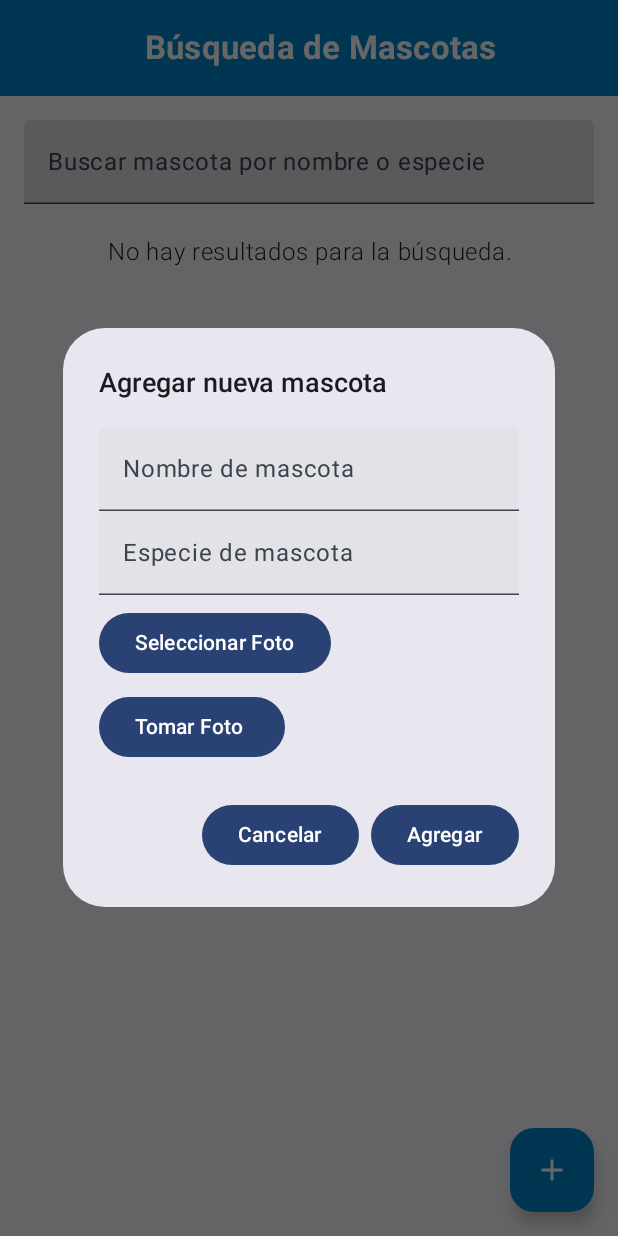
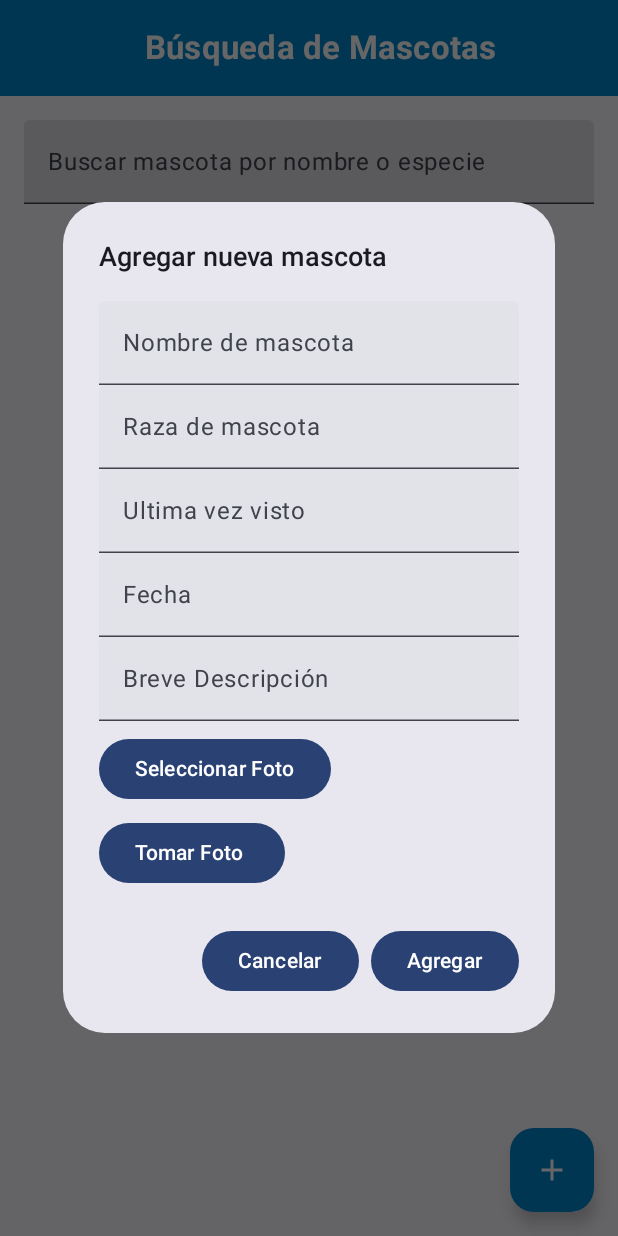
Before and after one commit to DanielOrtiz04/ProyectoFinalPrograKotlin, an Android app built with Jetpack Compose: the ActivityAccesorios screen opened directly, with no data from a screen before it, after a tap on "Agregar nueva mascota", on a phone screen of 412 x 824 dp. Run offline under Robolectric (Android 15) with nearby library versions, the phone set to English and light mode, and no system bars; our stand-ins replace Firebase (no records; nobody signed in at launch, a user with empty details on screens opened directly); pictures from the network do not load.

Commit message:
Cambios en el ViewAccesorios.kt

```diff
--- a/app/src/main/java/com/example/tiendamascotas/view/ViewAccesorios.kt
+++ b/app/src/main/java/com/example/tiendamascotas/view/ViewAccesorios.kt
@@ -39,7 +39,9 @@ data class Pet(
     val age: Int = 0,
     val description: String = "",
     val adopted: Boolean = false,
-    val photoUrl: String = ""
+    val photoUrl: String = "",
+    val location: String = "",
+    val adoptionDate: String = ""
 )
 
 @OptIn(ExperimentalMaterial3Api::class)
@@ -51,6 +53,9 @@ fun ViewAccesorios() {
     var mostrarDialogo by remember { mutableStateOf(false) }
     var nuevoNombreMascota by remember { mutableStateOf("") }
     var nuevoEspecieMascota by remember { mutableStateOf("") }
+    var nuevoLugarMascota by remember { mutableStateOf("") }
+    var nuevaFechaMascota by remember { mutableStateOf("") }
+    var nuevaDescripcionMascota by remember { mutableStateOf("") }
     var selectedImageUri by remember { mutableStateOf<Uri?>(null) }
     var capturedImageBitmap by remember { mutableStateOf<Bitmap?>(null) }
 
@@ -81,7 +86,23 @@ fun ViewAccesorios() {
                     TextField(
                         value = nuevoEspecieMascota,
                         onValueChange = { nuevoEspecieMascota = it },
-                        label = { Text("Especie de mascota") }
+                        label = { Text("Raza de mascota") }
+                    )
+                    TextField(
+                        value = nuevoLugarMascota,
+                        onValueChange = { nuevoLugarMascota = it },
+                        label = { Text("Ultima vez visto") }
+                    )
+                    TextField(
+                        value = nuevaFechaMascota,
+                        onValueChange = { nuevaFechaMascota = it },
+                        label = { Text("Fecha") }
+                    )
+                    TextField(
+                        value = nuevaDescripcionMascota,
+                        onValueChange = { nuevaDescripcionMascota = it },
+                        label = { Text("Breve Descripción") },
+                        maxLines = 3
                     )
                     Spacer(modifier = Modifier.height(8.dp))
                     Button(onClick = { galleryLauncher.launch("image/*") }) {
@@ -96,7 +117,13 @@ fun ViewAccesorios() {
             confirmButton = {
                 Button(onClick = {
                     if (nuevoNombreMascota.isNotEmpty() && nuevoEspecieMascota.isNotEmpty()) {
-                        val newPet = Pet(name = nuevoNombreMascota, species = nuevoEspecieMascota)
+                        val newPet = Pet(
+                            name = nuevoNombreMascota,
+                            species = nuevoEspecieMascota,
+                            description = nuevaDescripcionMascota,
+                            location = nuevoLugarMascota,
+                            adoptionDate = nuevaFechaMascota
+                        )
                         if (selectedImageUri != null) {
                             addPet(newPet, selectedImageUri = selectedImageUri)
                         } else if (capturedImageBitmap != null) {
@@ -104,6 +131,9 @@ fun ViewAccesorios() {
                         }
                         nuevoNombreMascota = ""
                         nuevoEspecieMascota = ""
+                        nuevoLugarMascota = ""
+                        nuevaFechaMascota = ""
+                        nuevaDescripcionMascota = ""
                         selectedImageUri = null
                         capturedImageBitmap = null
                         mostrarDialogo = false
@@ -186,12 +216,33 @@ fun ViewAccesorios() {
                                 )
                             }
                             Spacer(modifier = Modifier.width(8.dp))
+
+                            Column(modifier = Modifier.weight(1f)) {
                                 Text(
-                                text = "${mascota.name} - ${mascota.species}",
+                                    text = "Nombre: ${mascota.name}",
                                     fontSize = 18.sp,
-                                fontWeight = FontWeight.Bold,
-                                modifier = Modifier.weight(1f)
+                                    fontWeight = FontWeight.Bold
                                 )
+                                Text(
+                                    text = "Especie: ${mascota.species}",
+                                    fontSize = 16.sp,
+                                    fontWeight = FontWeight.Medium
+                                )
+                                Text(
+                                    text = "Ultima vez visto: ${mascota.location}",
+                                    fontSize = 14.sp
+                                )
+                                Text(
+                                    text = "Fecha: ${mascota.adoptionDate}",
+                                    fontSize = 14.sp
+                                )
+                                Text(
+                                    text = "Descripción: ${mascota.description}",
+                                    fontSize = 14.sp,
+                                    maxLines = 3
+                                )
+                            }
+
                             IconButton(onClick = { deletePet(mascota.id) }) {
                                 Icon(
                                     imageVector = Icons.Default.Close,
@@ -231,61 +282,49 @@ fun fetchPets(onPetsFetched: (List<Pet>) -> Unit) {
             onPetsFetched(pets)
         }
 
-        override fun onCancelled(error: DatabaseError) {
-            println("Error fetching pets: ${error.message}")
-        }
+        override fun onCancelled(error: DatabaseError) {}
     })
-}
-
-fun deletePet(petId: String) {
-    val database = FirebaseDatabase.getInstance()
-    val petRef = database.getReference("pets").child(petId)
-    petRef.removeValue().addOnSuccessListener {
-        println("Mascota eliminada exitosamente")
-    }.addOnFailureListener {
-        println("Error al eliminar la mascota: ${it.message}")
-    }
 }
 
 fun addPet(pet: Pet, selectedImageUri: Uri? = null, capturedBitmap: Bitmap? = null) {
     val database = FirebaseDatabase.getInstance()
     val petsRef = database.getReference("pets")
+    val petId = petsRef.push().key ?: return
 
     if (selectedImageUri != null) {
-        val storageRef = FirebaseStorage.getInstance().getReference("pet_images/${UUID.randomUUID()}")
-        storageRef.putFile(selectedImageUri)
-            .addOnSuccessListener {
+        val storage = FirebaseStorage.getInstance()
+        val storageRef = storage.reference.child("fotos_mascotas/${UUID.randomUUID()}.jpg")
+        storageRef.putFile(selectedImageUri).addOnSuccessListener {
             storageRef.downloadUrl.addOnSuccessListener { uri ->
-                    val petWithPhoto = pet.copy(photoUrl = uri.toString())
-                    petsRef.push().setValue(petWithPhoto)
+                petsRef.child(petId).setValue(pet.copy(id = petId, photoUrl = uri.toString()))
             }
         }
-            .addOnFailureListener {
-                println("Error uploading image from gallery: ${it.message}")
-            }
     } else if (capturedBitmap != null) {
-        val storageRef = FirebaseStorage.getInstance().getReference("pet_images/${UUID.randomUUID()}")
+        val storage = FirebaseStorage.getInstance()
+        val storageRef = storage.reference.child("fotos_mascotas/${UUID.randomUUID()}.jpg")
         val baos = ByteArrayOutputStream()
         capturedBitmap.compress(Bitmap.CompressFormat.JPEG, 100, baos)
         val data = baos.toByteArray()
-        storageRef.putBytes(data)
-            .addOnSuccessListener {
+
+        storageRef.putBytes(data).addOnSuccessListener {
             storageRef.downloadUrl.addOnSuccessListener { uri ->
-                    val petWithPhoto = pet.copy(photoUrl = uri.toString())
-                    petsRef.push().setValue(petWithPhoto)
+                petsRef.child(petId).setValue(pet.copy(id = petId, photoUrl = uri.toString()))
             }
         }
-            .addOnFailureListener {
-                println("Error uploading image from camera: ${it.message}")
+    } else {
+        petsRef.child(petId).setValue(pet.copy(id = petId))
     }
-    } else {
-        petsRef.push().setValue(pet)
 }
+
+fun deletePet(petId: String) {
+    val database = FirebaseDatabase.getInstance()
+    val petsRef = database.getReference("pets")
+    petsRef.child(petId).removeValue()
 }
 
 @Preview(showBackground = true)
 @Composable
-fun ViewAccesoriosPreview() {
+fun ViewMascotasPreview() {
     TiendaMascotasTheme {
         ViewAccesorios()
     }
```
Lines whose indentation alone changed are shown as unchanged.
